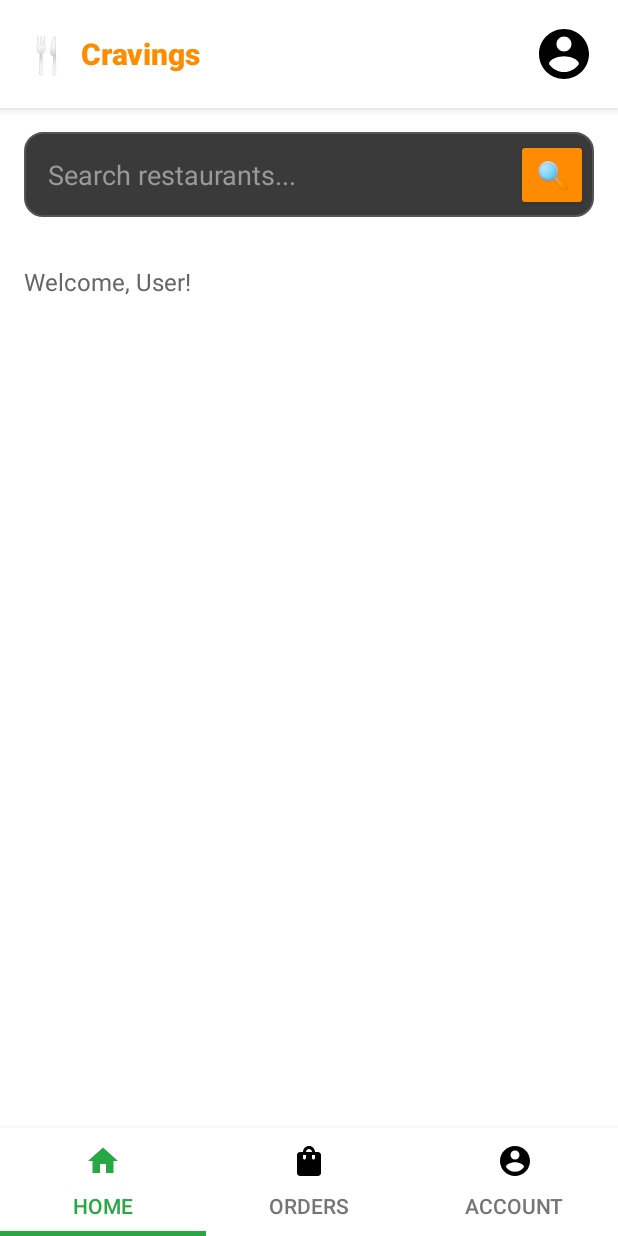
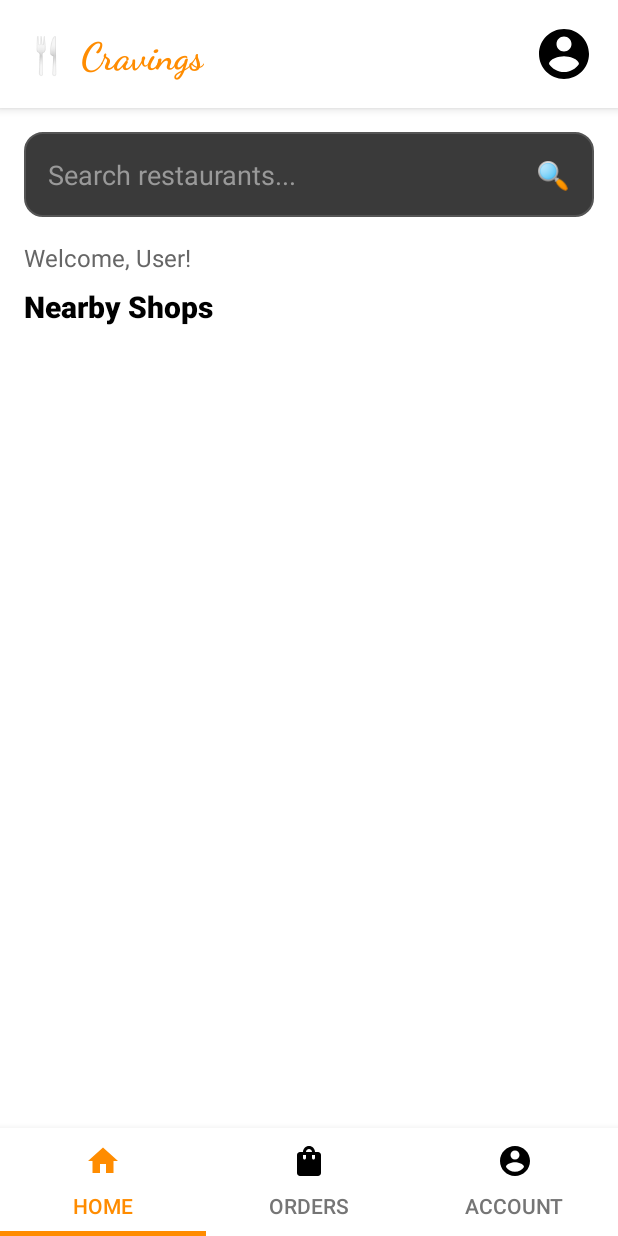
Before and after one commit to CasuallyC0ding/Cravings, an Android app built with Jetpack Compose: the ShopsFragment screen opened directly, with no data from a screen before it, on a phone screen of 412 x 824 dp. Run offline under Robolectric (Android 15) with nearby library versions, the phone set to English and light mode, and no system bars; our stand-ins replace Firebase (no records; nobody signed in at launch, a user with empty details on screens opened directly); pictures from the network do not load.

```diff
--- a/app/src/main/java/com/example/cravings/adapters/ProductAdapter.kt
+++ b/app/src/main/java/com/example/cravings/adapters/ProductAdapter.kt
@@ -34,13 +34,16 @@ class ProductAdapter(
 
     override fun onBindViewHolder(holder: ProductViewHolder, position: Int) {
         val product = productList[position]
+
         holder.productName.text = product.name
         holder.productPrice.text = "EGP ${product.price}"
         holder.productDescription.text = product.description
 
         Glide.with(holder.itemView.context)
-            .load(product.imageUrl)
+            .load(product.imageUrl ?: "")
             .placeholder(R.drawable.ic_profile_placeholder)
+            .error(R.drawable.ic_profile_placeholder)
+            .fallback(R.drawable.ic_profile_placeholder)
             .into(holder.productImage)
 
         holder.tvQuantity.text = product.selectedQuantity.toString()
--- a/app/src/main/java/com/example/cravings/adapters/ShopAdapter.kt
+++ b/app/src/main/java/com/example/cravings/adapters/ShopAdapter.kt
@@ -31,7 +31,7 @@ class ShopAdapter(private val shopList: List<Shop>) :
         val shop = shopList[position]
         holder.shopName.text = shop.shopName
 
-        // Load shop image
+        // ✅ Load shop image (not circular, no cache to ensure freshness)
         if (!shop.profileImage.isNullOrEmpty()) {
             Glide.with(holder.itemView.context)
                 .load(shop.profileImage)
@@ -44,7 +44,7 @@ class ShopAdapter(private val shopList: List<Shop>) :
             holder.shopImage.setImageResource(R.drawable.ic_profile_placeholder)
         }
 
-        // Send shop name and ID when opened
+        // ✅ Navigate to shop’s product page
         holder.itemView.setOnClickListener {
             val context = holder.itemView.context
             val intent = Intent(context, ShopProductsActivity::class.java)
--- a/app/src/main/java/com/example/cravings/customerFragments/ShopsFragment.kt
+++ b/app/src/main/java/com/example/cravings/customerFragments/ShopsFragment.kt
@@ -14,16 +14,23 @@ import com.bumptech.glide.Glide
 import com.example.cravings.R
 import com.example.cravings.adapters.ShopAdapter
 import com.example.cravings.baseActivities.ProfileActivity
+import com.example.cravings.baseActivities.CartActivity
 import com.example.cravings.models.Shop
+import com.example.cravings.utils.CartManager
 import com.google.firebase.auth.FirebaseAuth
 import com.google.firebase.database.*
 
 class ShopsFragment : Fragment() {
+
     private lateinit var roleTextView: TextView
     private lateinit var profileButton: ImageView
     private lateinit var recyclerView: RecyclerView
     private lateinit var adapter: ShopAdapter
     private lateinit var shopList: ArrayList<Shop>
+
+    private lateinit var cartIcon: ImageView
+    private lateinit var cartBadge: TextView
+
     private lateinit var auth: FirebaseAuth
     private lateinit var database: FirebaseDatabase
     private var userRole = "Customer"
@@ -40,26 +47,36 @@ class ShopsFragment : Fragment() {
 
         roleTextView = view.findViewById(R.id.roleText)
         profileButton = view.findViewById(R.id.profileButton)
+        cartIcon = view.findViewById(R.id.cartIcon)
+        cartBadge = view.findViewById(R.id.cartBadge)
 
         userRole = arguments?.getString("userRole") ?: "Customer"
 
+        // Load user data
         loadUserName()
         loadProfileImage()
 
+        // Navigate to profile
         profileButton.setOnClickListener {
-            startActivity(Intent(requireContext(), ProfileActivity::class.java)
-                .putExtra("userRole", userRole))
+            startActivity(
+                Intent(requireContext(), ProfileActivity::class.java)
+                    .putExtra("userRole", userRole)
+            )
         }
 
+        // Navigate to cart
+        cartIcon.setOnClickListener {
+            startActivity(Intent(requireContext(), CartActivity::class.java))
+        }
+
+        // RecyclerView with 2-column grid layout
         recyclerView = view.findViewById(R.id.shopsRecyclerView)
-
-        // Use GridLayoutManager for 2 columns
         recyclerView.layoutManager = GridLayoutManager(requireContext(), 2)
-
         shopList = arrayListOf()
         adapter = ShopAdapter(shopList)
         recyclerView.adapter = adapter
 
+        // Fetch shops from Firebase
         fetchShops()
 
         return view
@@ -69,6 +86,7 @@ class ShopsFragment : Fragment() {
         super.onResume()
         loadUserName()
         loadProfileImage()
+        updateCartBadge(CartManager.getTotalItems())
     }
 
     private fun loadUserName() {
@@ -117,6 +135,17 @@ class ShopsFragment : Fragment() {
             })
     }
 
+    private fun updateCartBadge(count: Int) {
+        if (count > 0) {
+            cartBadge.text = count.toString()
+            cartBadge.visibility = View.VISIBLE
+            cartIcon.visibility=View.VISIBLE
+        } else {
+            cartBadge.visibility = View.GONE
+            cartIcon.visibility=View.GONE
+        }
+    }
+
     companion object {
         fun newInstance(role: String): ShopsFragment {
             val fragment = ShopsFragment()
--- a/app/src/main/res/color/nav_item_color.xml
+++ b/app/src/main/res/color/nav_item_color.xml
@@ -1,6 +1,6 @@
 <selector xmlns:android="http://schemas.android.com/apk/res/android">
     <!-- Selected tab → Green -->
-    <item android:color="#28A745" android:state_selected="true"/>
+    <item android:color="#FF8C00" android:state_selected="true"/>
 
     <!-- Unselected tab → Black -->
     <item android:color="#000000"/>
--- /dev/null
+++ b/app/src/main/res/drawable/badge_background.xml
@@ -0,0 +1,4 @@
+<shape xmlns:android="http://schemas.android.com/apk/res/android"
+    android:shape="oval">
+    <solid android:color="@android:color/holo_red_dark" />
+</shape>
--- /dev/null
+++ b/app/src/main/res/drawable/ic_cart.xml
@@ -0,0 +1,5 @@
+<vector xmlns:android="http://schemas.android.com/apk/res/android" android:height="24dp" android:tint="#000000" android:viewportHeight="24" android:viewportWidth="24" android:width="24dp">
+
+    <path android:fillColor="@android:color/white" android:pathData="M7,18c-1.1,0 -1.99,0.9 -1.99,2S5.9,22 7,22s2,-0.9 2,-2 -0.9,-2 -2,-2zM1,2v2h2l3.6,7.59 -1.35,2.45c-0.16,0.28 -0.25,0.61 -0.25,0.96 0,1.1 0.9,2 2,2h12v-2L7.42,15c-0.14,0 -0.25,-0.11 -0.25,-0.25l0.03,-0.12 0.9,-1.63h7.45c0.75,0 1.41,-0.41 1.75,-1.03l3.58,-6.49c0.08,-0.14 0.12,-0.31 0.12,-0.48 0,-0.55 -0.45,-1 -1,-1L5.21,4l-0.94,-2L1,2zM17,18c-1.1,0 -1.99,0.9 -1.99,2s0.89,2 1.99,2 2,-0.9 2,-2 -0.9,-2 -2,-2z"/>
+
+</vector>
--- a/app/src/main/res/layout/activity_home_customer.xml
+++ b/app/src/main/res/layout/activity_home_customer.xml
@@ -19,7 +19,7 @@
         android:elevation="8dp"
         app:tabIconTint="@color/nav_item_color"
         app:tabTextColor="#757575"
-        app:tabSelectedTextColor="#28A745"
-        app:tabIndicatorColor="#28A745"
+        app:tabSelectedTextColor="#FF8C00"
+        app:tabIndicatorColor="#FF8C00"
         app:tabIndicatorHeight="3dp" />
 </RelativeLayout>
--- a/app/src/main/res/layout/fragment_account.xml
+++ b/app/src/main/res/layout/fragment_account.xml
@@ -31,10 +31,10 @@
                 android:layout_width="wrap_content"
                 android:layout_height="wrap_content"
                 android:text="Cravings"
-                android:textSize="20sp"
+                android:textSize="25sp"
                 android:textStyle="bold"
                 android:textColor="#FF8C00"
-                android:fontFamily="sans-serif-medium" />
+                android:fontFamily="@font/dancing_script_bold" />
         </LinearLayout>
 
         <ImageView
--- a/app/src/main/res/layout/fragment_orders.xml
+++ b/app/src/main/res/layout/fragment_orders.xml
@@ -31,10 +31,10 @@
                 android:layout_width="wrap_content"
                 android:layout_height="wrap_content"
                 android:text="Cravings"
-                android:textSize="20sp"
+                android:textSize="25sp"
                 android:textStyle="bold"
                 android:textColor="#FF8C00"
-                android:fontFamily="sans-serif-medium" />
+                android:fontFamily="@font/dancing_script_bold" />
         </LinearLayout>
 
         <ImageView
--- a/app/src/main/res/layout/fragment_shops.xml
+++ b/app/src/main/res/layout/fragment_shops.xml
@@ -1,8 +1,10 @@
 <RelativeLayout xmlns:android="http://schemas.android.com/apk/res/android"
+    xmlns:app="http://schemas.android.com/apk/res-auto"
     android:layout_width="match_parent"
     android:layout_height="match_parent"
     android:background="#FFFFFF">
 
+    <!-- 🔝 Top Bar -->
     <LinearLayout
         android:id="@+id/topBar"
         android:layout_width="match_parent"
@@ -13,6 +15,7 @@
         android:background="#FFFFFF"
         android:elevation="4dp">
 
+        <!-- App Logo and Title -->
         <LinearLayout
             android:layout_width="0dp"
             android:layout_height="wrap_content"
@@ -25,18 +28,49 @@
                 android:layout_height="wrap_content"
                 android:text="🍴"
                 android:textSize="24sp"
-                android:layout_marginEnd="8dp"/>
+                android:layout_marginEnd="8dp" />
 
             <TextView
                 android:layout_width="wrap_content"
                 android:layout_height="wrap_content"
                 android:text="Cravings"
-                android:textSize="20sp"
+                android:textSize="25sp"
                 android:textStyle="bold"
                 android:textColor="#FF8C00"
-                android:fontFamily="sans-serif-medium" />
+                android:fontFamily="@font/dancing_script_bold" />
         </LinearLayout>
 
+        <!-- 🛒 Cart Icon with Badge (moved slightly left) -->
+        <FrameLayout
+            android:layout_width="wrap_content"
+            android:layout_height="wrap_content"
+            android:layout_marginEnd="26dp"
+            android:layout_marginRight="26dp">
+
+            <ImageView
+                android:id="@+id/cartIcon"
+                android:layout_width="32dp"
+                android:layout_height="32dp"
+                android:src="@drawable/ic_cart"
+                android:contentDescription="Cart"
+                app:tint="#000000" />
+
+            <TextView
+                android:id="@+id/cartBadge"
+                android:layout_width="18dp"
+                android:layout_height="18dp"
+                android:layout_gravity="end|top"
+                android:background="@drawable/badge_background"
+                android:gravity="center"
+                android:text="0"
+                android:textColor="@android:color/white"
+                android:textSize="10sp"
+                android:visibility="gone"
+                android:translationX="0dp"
+                android:translationY="-2dp" />
+        </FrameLayout>
+
+        <!-- 👤 Profile Button -->
         <ImageView
             android:id="@+id/profileButton"
             android:layout_width="40dp"
@@ -47,6 +81,7 @@
             android:contentDescription="Profile" />
     </LinearLayout>
 
+    <!-- 🔍 Search and Content -->
     <LinearLayout
         android:layout_width="match_parent"
         android:layout_height="match_parent"
@@ -54,6 +89,7 @@
         android:orientation="vertical"
         android:padding="16dp">
 
+        <!-- Search Bar -->
         <LinearLayout
             android:layout_width="match_parent"
             android:layout_height="wrap_content"
@@ -69,7 +105,7 @@
                 android:layout_weight="1"
                 android:hint="Search restaurants..."
                 android:textColorHint="#999999"
-                android:textColor="#FFFFFF"
+                android:textColor="#000000"
                 android:background="@android:color/transparent"
                 android:padding="12dp"
                 android:inputType="text" />
@@ -80,39 +116,11 @@
                 android:layout_height="48dp"
                 android:text="🔍"
                 android:textSize="18sp"
-                android:backgroundTint="#FF8C00"
-                android:textColor="#FFFFFF" />
+                android:textColor="#FF8C00"
+                android:background="@android:color/transparent" />
         </LinearLayout>
 
-        <LinearLayout
-            android:layout_width="match_parent"
-            android:layout_height="wrap_content"
-            android:orientation="horizontal"
-            android:gravity="center_vertical"
-            android:layout_marginBottom="16dp">
-
-<!--            <Button-->
-<!--                android:id="@+id/btnCuisine"-->
-<!--                android:layout_width="0dp"-->
-<!--                android:layout_height="wrap_content"-->
-<!--                android:layout_weight="1"-->
-<!--                android:text="Cuisine"-->
-<!--                android:textColor="#FFA500"-->
-<!--                android:background="@drawable/rounded_input"-->
-<!--                android:layout_marginEnd="8dp"-->
-<!--                android:padding="12dp" />-->
-
-<!--            <Button-->
-<!--                android:id="@+id/btnRating"-->
-<!--                android:layout_width="0dp"-->
-<!--                android:layout_height="wrap_content"-->
-<!--                android:layout_weight="1"-->
-<!--                android:text="Rating"-->
-<!--                android:textColor="#FFA500"-->
-<!--                android:background="@drawable/rounded_input"-->
-<!--                android:padding="12dp" />-->
-        </LinearLayout>
-
+        <!-- Welcome text -->
         <TextView
             android:id="@+id/roleText"
             android:layout_width="wrap_content"
@@ -123,6 +131,19 @@
             android:layout_marginBottom="8dp"
             android:fontFamily="sans-serif" />
 
+        <!-- Section Title -->
+        <TextView
+            android:id="@+id/titleText"
+            android:layout_width="wrap_content"
+            android:layout_height="wrap_content"
+            android:text="Nearby Shops"
+            android:textColor="#000000"
+            android:textSize="20sp"
+            android:textStyle="bold"
+            android:layout_marginBottom="8dp"
+            android:fontFamily="sans-serif-medium" />
+
+        <!-- Shops List -->
         <androidx.recyclerview.widget.RecyclerView
             android:id="@+id/shopsRecyclerView"
             android:layout_width="match_parent"
--- a/app/src/main/res/layout/item_product_card.xml
+++ b/app/src/main/res/layout/item_product_card.xml
@@ -58,7 +58,7 @@
                 android:layout_width="wrap_content"
                 android:layout_height="wrap_content"
                 android:text="EGP 0.00"
-                android:textColor="#28A745"
+                android:textColor="#000000"
                 android:textSize="16sp"
                 android:textStyle="bold"
                 android:layout_marginTop="8dp"/>
@@ -78,7 +78,7 @@
                 android:layout_height="32dp"
                 android:backgroundTint="#28A745"
                 android:text="+"
-                android:textColor="#FFFFFF"
+                android:textColor="#000000"
                 android:textSize="18sp"
                 android:textStyle="bold"
                 android:padding="0dp"
@@ -101,7 +101,7 @@
                 android:id="@+id/btnMinus"
                 android:layout_width="32dp"
                 android:layout_height="32dp"
-                android:backgroundTint="#E0E0E0"
+                android:backgroundTint="#FF0000"
                 android:text="-"
                 android:textColor="#666666"
                 android:textSize="18sp"
```
Also changed, not shown: app/src/main/java/com/example/cravings/baseActivities/CartActivity.kt (+33 -8 lines), app/src/main/java/com/example/cravings/baseActivities/ShopProductsActivity.kt (+75 -36 lines), app/src/main/java/com/example/cravings/utils/CartManager.kt (added, +43 -0 lines), app/src/main/res/layout/activity_cart.xml (+32 -13 lines), app/src/main/res/layout/cart_icon_layout.xml (added, +23 -0 lines), app/src/main/res/menu/fragment_menu.xml (added, +9 -0 lines).
